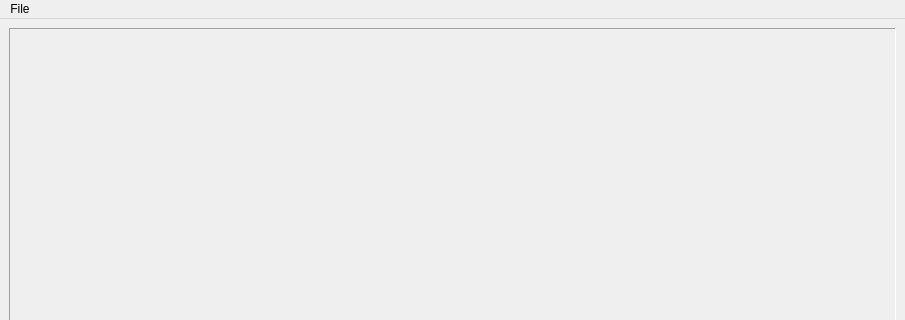
This is Source/main_gui.ui in Rolf-Hempel/PlanetarySystemStacker as Qt 5 draws it before an edit; both pictures show x 0 to 905 and y 0 to 320 of the 905 by 600 pixel window. The edited form follows.
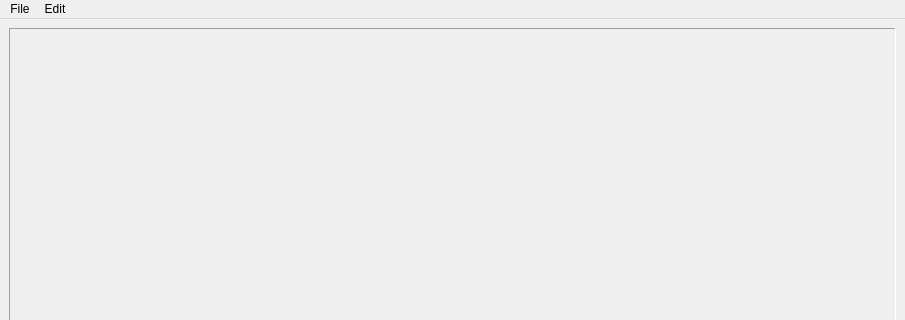
This is the edited form. Icons and pictures are not drawn.

Diff of the .ui file:
```diff
--- a/Source/main_gui.ui
+++ b/Source/main_gui.ui
@@ -209,7 +209,15 @@
     <addaction name="separator"/>
     <addaction name="actionQuit"/>
    </widget>
+   <widget class="QMenu" name="menuEdit">
+    <property name="title">
+     <string>Edit</string>
+    </property>
+    <addaction name="actionEdit_configuration"/>
+    <addaction name="actionEdit_postproc_config"/>
+   </widget>
    <addaction name="menuFile"/>
+   <addaction name="menuEdit"/>
   </widget>
   <widget class="QStatusBar" name="statusBar"/>
   <action name="actionLoad_video_directory">
```
Left out of the diff: 10 changed lines with no effect on the pictures.
